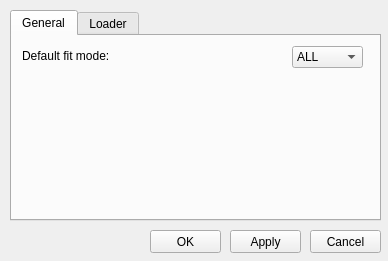
Before: the Qt Designer form settingsdialog.ui in do-i/thumbgrid, drawn with Qt 5.
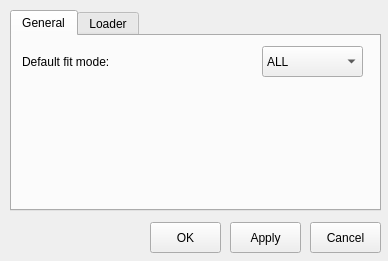
After: the same form once the commit is applied. The open tabs and pages were chosen to show the change.

Commit message: visual fix for settings dialog

The edit to the form file:
```diff
--- a/settingsdialog.ui
+++ b/settingsdialog.ui
@@ -35,9 +35,9 @@
    <property name="geometry">
     <rect>
      <x>310</x>
-     <y>230</y>
+     <y>222</y>
      <width>71</width>
-     <height>23</height>
+     <height>31</height>
     </rect>
    </property>
    <property name="text">
@@ -48,9 +48,9 @@
    <property name="geometry">
     <rect>
      <x>150</x>
-     <y>230</y>
+     <y>222</y>
      <width>71</width>
-     <height>23</height>
+     <height>31</height>
     </rect>
    </property>
    <property name="text">
@@ -63,7 +63,7 @@
      <x>10</x>
      <y>10</y>
      <width>371</width>
-     <height>211</height>
+     <height>201</height>
     </rect>
    </property>
    <property name="currentIndex">
@@ -79,7 +79,7 @@
        <x>10</x>
        <y>10</y>
        <width>101</width>
-       <height>20</height>
+       <height>31</height>
       </rect>
      </property>
      <property name="text">
@@ -89,10 +89,10 @@
     <widget class="QComboBox" name="fitModeComboBox">
      <property name="geometry">
       <rect>
-       <x>280</x>
+       <x>250</x>
        <y>10</y>
-       <width>71</width>
-       <height>22</height>
+       <width>101</width>
+       <height>31</height>
       </rect>
      </property>
      <item>
@@ -208,9 +208,9 @@
    <property name="geometry">
     <rect>
      <x>230</x>
-     <y>230</y>
+     <y>222</y>
      <width>71</width>
-     <height>23</height>
+     <height>31</height>
     </rect>
    </property>
    <property name="text">
```
Left out of the diff: 8 changed lines with no effect on the pictures.
